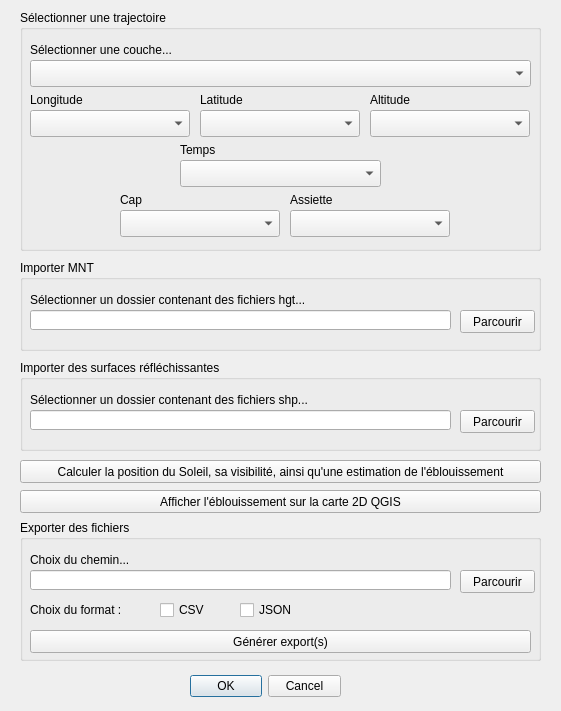
First picture: the form in eblouissement/Eblouissement_dialog_base.ui, repository PaulCllch/BEA, before the edit.
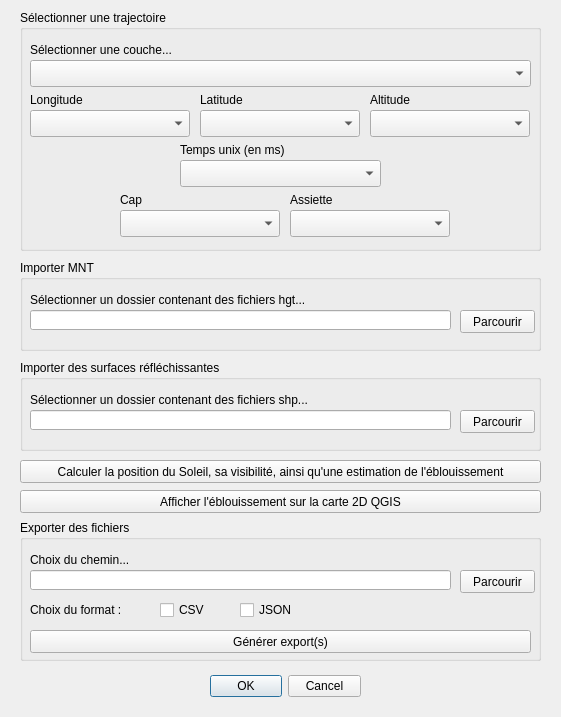
Second picture: the form after the edit. Custom widgets are drawn as their Qt base class.

The edit to the form file:
```diff
--- a/eblouissement/Eblouissement_dialog_base.ui
+++ b/eblouissement/Eblouissement_dialog_base.ui
@@ -7,7 +7,7 @@
     <x>0</x>
     <y>0</y>
     <width>561</width>
-    <height>711</height>
+    <height>717</height>
    </rect>
   </property>
   <property name="windowTitle">
@@ -16,7 +16,7 @@
   <widget class="QDialogButtonBox" name="button_box">
    <property name="geometry">
     <rect>
-     <x>190</x>
+     <x>210</x>
      <y>670</y>
      <width>151</width>
      <height>32</height>
@@ -143,7 +143,7 @@
      </rect>
     </property>
     <property name="text">
-     <string>Temps</string>
+     <string>Temps unix (en ms)</string>
     </property>
    </widget>
    <widget class="QgsFieldComboBox" name="select_time">
```
